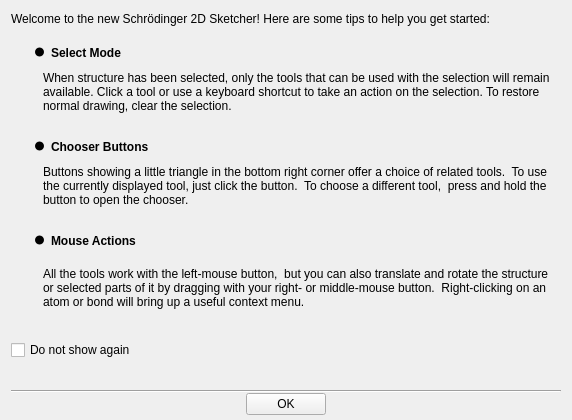
schrodinger/sketcher, file src/schrodinger/sketcher/ui/sketcher_welcome_dialog.ui: the form before one commit.
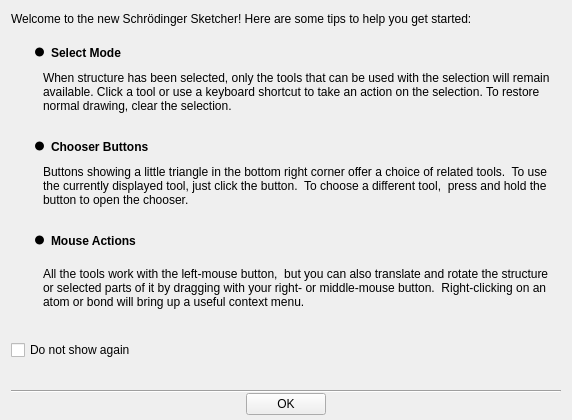
The form after the commit.

```diff
--- a/src/schrodinger/sketcher/ui/sketcher_welcome_dialog.ui
+++ b/src/schrodinger/sketcher/ui/sketcher_welcome_dialog.ui
@@ -40,7 +40,7 @@
         </font>
        </property>
        <property name="text">
-        <string>Welcome to the new Schrödinger 2D Sketcher! Here are some tips to help you get started:</string>
+        <string>Welcome to the new Schrödinger Sketcher! Here are some tips to help you get started:</string>
        </property>
       </widget>
      </item>
```
Left out of the diff: 2 changed lines with no effect on the pictures.
